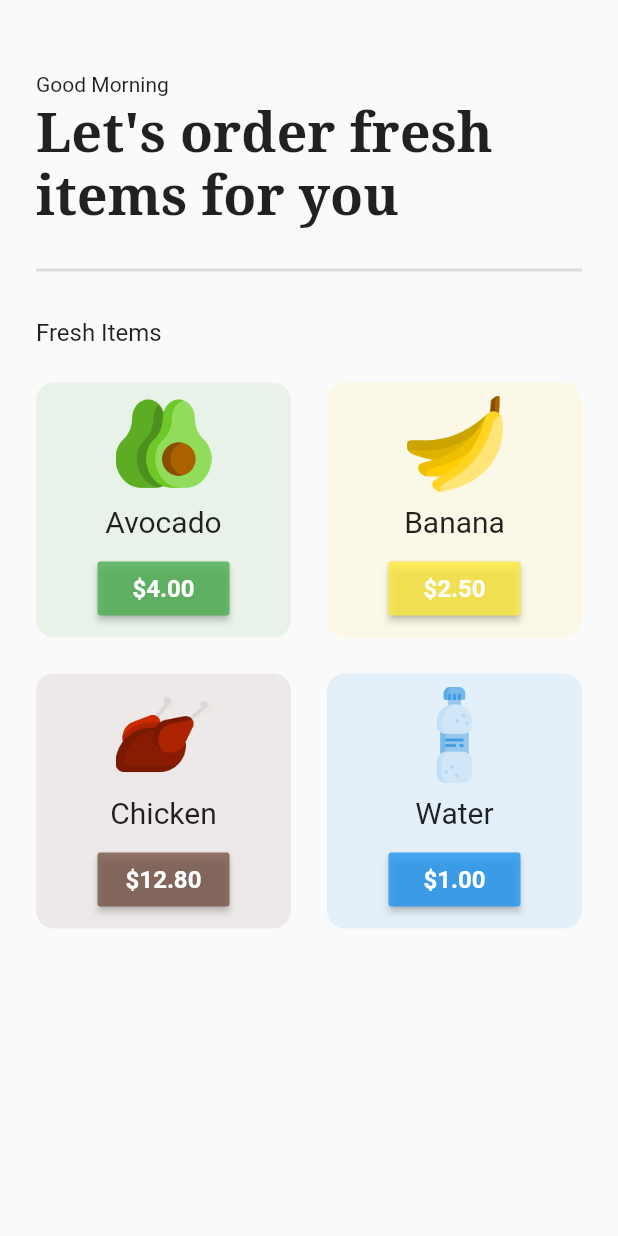
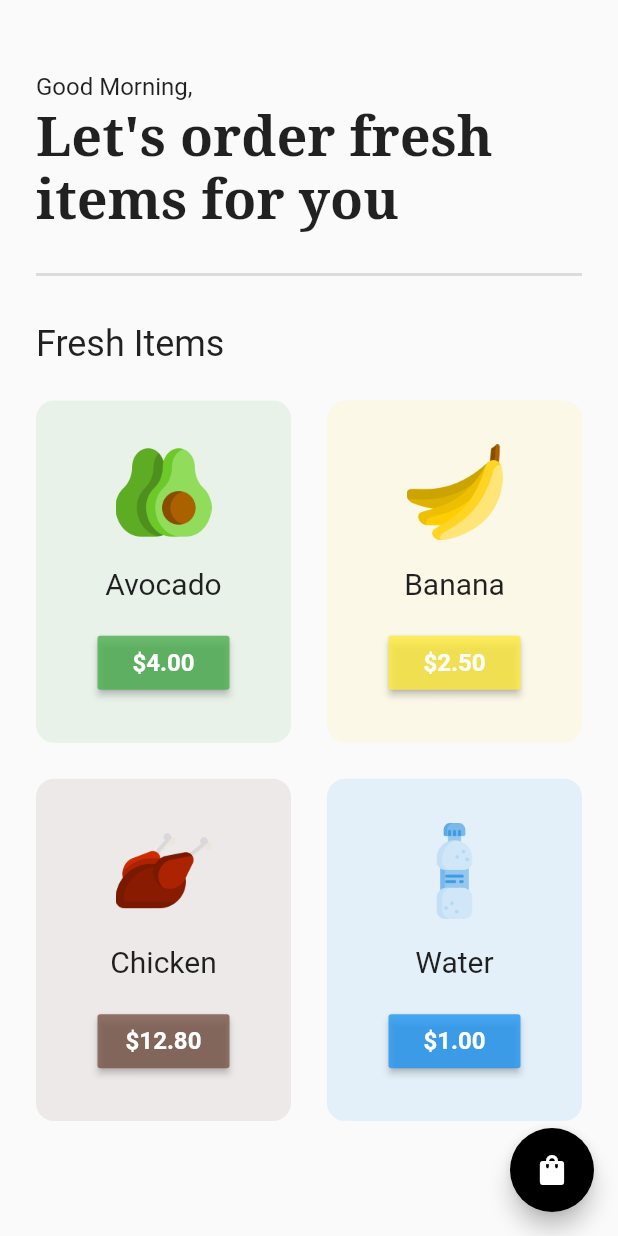
Before and after one commit to Chandara-Sin/grocery-shop-app, a Flutter app: the HomePage screen opened directly, on a phone screen of 412 x 824 dp. Run offline on Flutter 3.47's test engine with Material 2 defaults, Android fonts, the phone set to English and light mode, and no system bars; our stand-ins replace google_fonts.

Commit message:
style: sexy grocery items

```diff
--- a/lib/main.dart
+++ b/lib/main.dart
@@ -1,5 +1,5 @@
 import 'package:flutter/material.dart';
-import 'package:grocery_shop_app/model/cart_model.dart';
+import 'package:grocery_shop_app/models/cart_model.dart';
 import 'package:provider/provider.dart';
 
 import 'screens/intro_page.dart';
--- a/lib/screens/home_page.dart
+++ b/lib/screens/home_page.dart
@@ -1,6 +1,6 @@
 import 'package:flutter/material.dart';
 import 'package:google_fonts/google_fonts.dart';
-import 'package:grocery_shop_app/model/cart_model.dart';
+import 'package:grocery_shop_app/models/cart_model.dart';
 import 'package:provider/provider.dart';
 
 import '../widgets/grocery_item_tile.dart';
@@ -19,7 +19,10 @@ class HomePage extends StatelessWidget {
         ),
         const Padding(
           padding: EdgeInsets.symmetric(horizontal: 24.0),
-          child: Text("Good Morning"),
+          child: Text(
+            "Good Morning,",
+            style: TextStyle(fontSize: 16),
+          ),
         ),
         const SizedBox(
           height: 4,
@@ -44,7 +47,7 @@ class HomePage extends StatelessWidget {
           padding: EdgeInsets.symmetric(horizontal: 24.0),
           child: Text(
             "Fresh Items",
-            style: TextStyle(fontSize: 16),
+            style: TextStyle(fontSize: 24),
           ),
         ),
         Expanded(
@@ -54,7 +57,7 @@ class HomePage extends StatelessWidget {
                     padding: const EdgeInsets.all(12),
                     gridDelegate:
                         const SliverGridDelegateWithFixedCrossAxisCount(
-                            crossAxisCount: 2),
+                            crossAxisCount: 2, childAspectRatio: 1 / 1.3),
                     itemBuilder: ((context, index) => GroceryItemTile(
                           itemName: value.shopItems[index][0],
                           itemPrice: value.shopItems[index][1],
@@ -62,6 +65,11 @@ class HomePage extends StatelessWidget {
                           color: value.shopItems[index][3],
                         ))))))
       ])),
+      floatingActionButton: FloatingActionButton(
+        onPressed: () {},
+        backgroundColor: Colors.black,
+        child: const Icon(Icons.shopping_bag),
+      ),
     );
   }
 }
--- a/lib/widgets/grocery_item_tile.dart
+++ b/lib/widgets/grocery_item_tile.dart
@@ -1,5 +1,4 @@
 import 'package:flutter/material.dart';
-import 'package:flutter/widgets.dart';
 
 class GroceryItemTile extends StatelessWidget {
   final String itemName;
@@ -18,6 +17,7 @@ class GroceryItemTile extends StatelessWidget {
     return Padding(
       padding: const EdgeInsets.all(12.0),
       child: Container(
+        padding: const EdgeInsets.all(12),
         decoration: BoxDecoration(
             color: color.withOpacity(0.1),
             borderRadius: BorderRadius.circular(12)),
```
Also changed, not shown: lib/models/cart_model.dart (renamed from lib/model/cart_model.dart).
